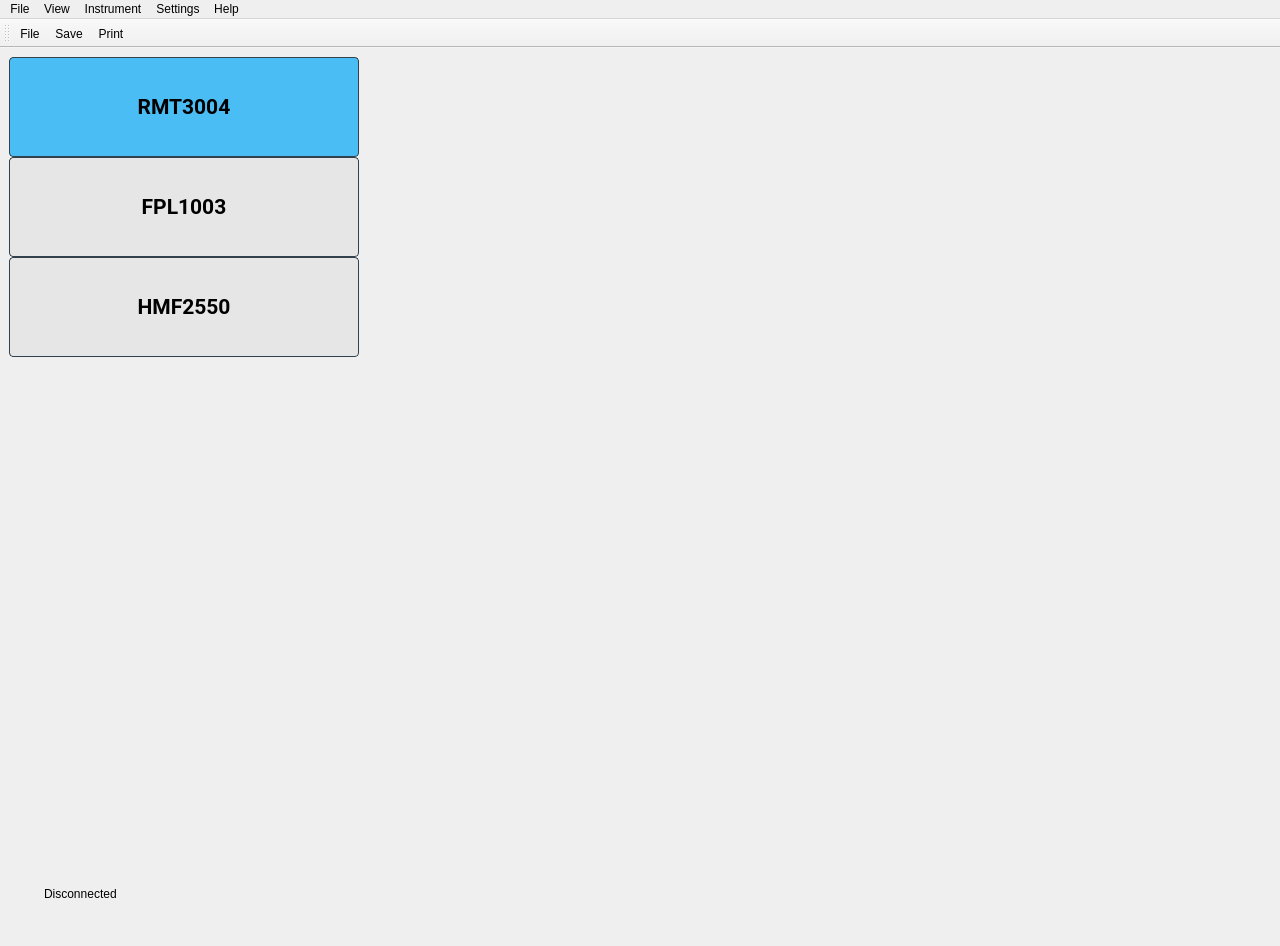
Qt form tas7061bb/widgets/wgMainWindow/wgMainWindow.ui (DoND8xforce/tas7061) before a commit.
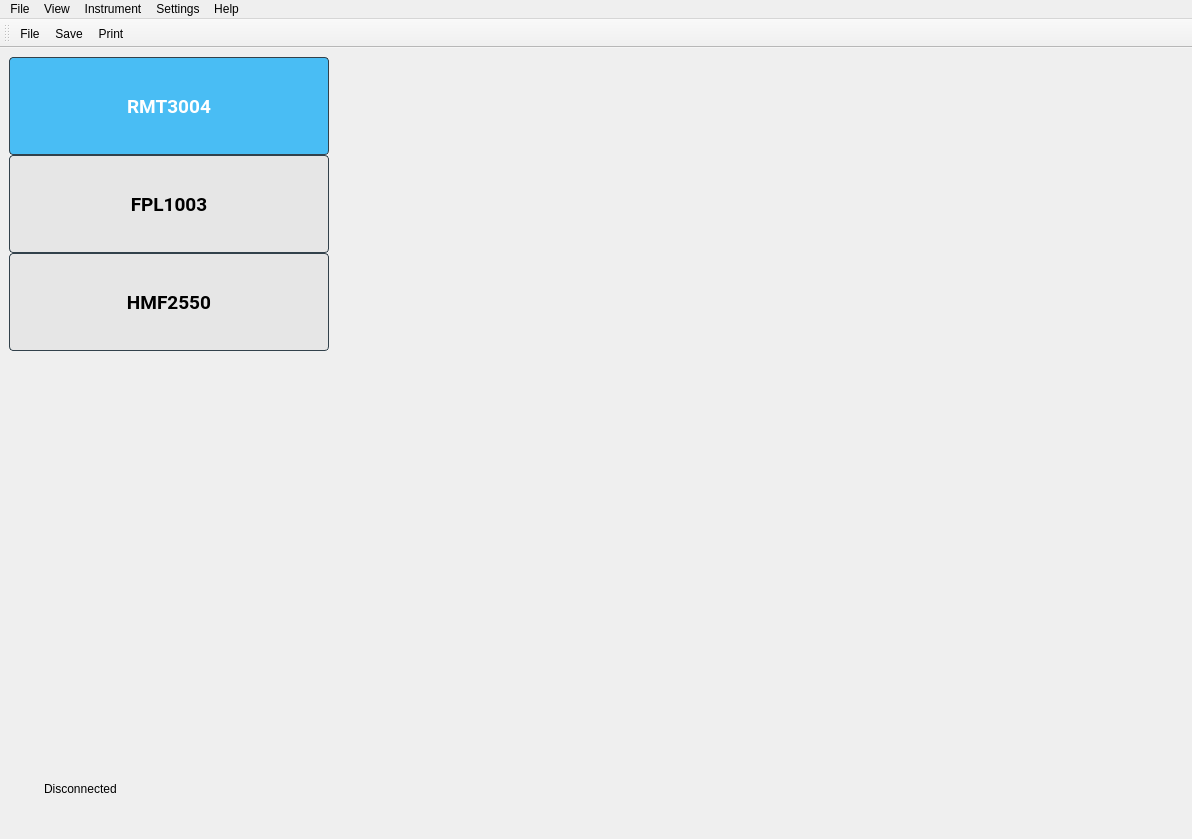
The same form after that commit. Icons and pictures are not drawn.

Commit message: Redesign layout

Diff of the .ui file:
```diff
--- a/tas7061bb/widgets/wgMainWindow/wgMainWindow.ui
+++ b/tas7061bb/widgets/wgMainWindow/wgMainWindow.ui
@@ -6,8 +6,8 @@
    <rect>
     <x>0</x>
     <y>0</y>
-    <width>1280</width>
-    <height>946</height>
+    <width>1192</width>
+    <height>839</height>
    </rect>
   </property>
   <property name="windowTitle">
@@ -40,129 +40,11 @@
   </property>
   <widget class="QWidget" name="centralwidget">
    <layout class="QGridLayout" name="gridLayout">
-    <item row="2" column="0">
-     <widget class="QWidget" name="wgStatConn" native="true">
-      <property name="minimumSize">
-       <size>
-        <width>350</width>
-        <height>50</height>
-       </size>
-      </property>
-      <property name="maximumSize">
-       <size>
-        <width>350</width>
-        <height>50</height>
-       </size>
-      </property>
-      <layout class="QGridLayout" name="gridLayout_2">
-       <item row="0" column="0">
-        <layout class="QHBoxLayout" name="horizontalLayout">
-         <item>
-          <widget class="QLabel" name="label">
-           <property name="minimumSize">
-            <size>
-             <width>20</width>
-             <height>20</height>
-            </size>
-           </property>
-           <property name="maximumSize">
-            <size>
-             <width>20</width>
-             <height>20</height>
-            </size>
-           </property>
-           <property name="styleSheet">
-            <string notr="true">border-color: rgb(255, 255, 255);</string>
-           </property>
-           <property name="text">
-            <string/>
-           </property>
-           <property name="pixmap">
-            <pixmap resource="../../res.qrc">:/icon/circleError.png</pixmap>
-           </property>
-           <property name="scaledContents">
-            <bool>true</bool>
-           </property>
-          </widget>
-         </item>
-         <item>
-          <widget class="QLabel" name="lblStatConn">
-           <property name="text">
-            <string>Disconnected</string>
-           </property>
-          </widget>
-         </item>
-        </layout>
-       </item>
-      </layout>
-     </widget>
-    </item>
-    <item row="0" column="1" rowspan="3">
-     <widget class="QWidget" name="wgContent" native="true">
-      <property name="minimumSize">
-       <size>
-        <width>900</width>
-        <height>0</height>
-       </size>
-      </property>
-     </widget>
-    </item>
-    <item row="1" column="0">
-     <widget class="QLabel" name="lblImage">
-      <property name="minimumSize">
-       <size>
-        <width>350</width>
-        <height>500</height>
-       </size>
-      </property>
-      <property name="maximumSize">
-       <size>
-        <width>350</width>
-        <height>500</height>
-       </size>
-      </property>
-      <property name="text">
-       <string/>
-      </property>
-      <property name="pixmap">
-       <pixmap resource="../../res.qrc">:/icon/xforce-f.webp</pixmap>
-      </property>
-      <property name="scaledContents">
-       <bool>true</bool>
-      </property>
-     </widget>
-    </item>
-    <item row="3" column="0">
-     <spacer name="verticalSpacer">
-      <property name="orientation">
-       <enum>Qt::Orientation::Vertical</enum>
-      </property>
-      <property name="sizeHint" stdset="0">
-       <size>
-        <width>20</width>
-        <height>4</height>
-       </size>
-      </property>
-     </spacer>
-    </item>
-    <item row="1" column="2">
-     <spacer name="horizontalSpacer">
-      <property name="orientation">
-       <enum>Qt::Orientation::Horizontal</enum>
-      </property>
-      <property name="sizeHint" stdset="0">
-       <size>
-        <width>69</width>
-        <height>20</height>
-       </size>
-      </property>
-     </spacer>
-    </item>
     <item row="0" column="0">
      <widget class="QWidget" name="widgetPanel" native="true">
       <property name="styleSheet">
        <string notr="true">QPushButton {
-    font: bold 16pt &quot;Roboto&quot;;
+    font: bold 14pt &quot;Roboto&quot;;
     background-color: #E6E6E6; 
     border: 1px solid #32414B;
 	color: #000000;
@@ -176,6 +58,7 @@
     background-color: #49BDF4; 
     border: 1px solid #32414B;
     border-radius: 4px;
+	color: #FFFFFF;
     padding: 3px;
     outline: none;
 }
@@ -212,19 +95,19 @@
          <property name="minimumSize">
           <size>
            <width>88</width>
-           <height>100</height>
+           <height>98</height>
           </size>
          </property>
          <property name="maximumSize">
           <size>
-           <width>350</width>
-           <height>100</height>
+           <width>320</width>
+           <height>98</height>
           </size>
          </property>
          <property name="font">
           <font>
            <family>Roboto</family>
-           <pointsize>16</pointsize>
+           <pointsize>14</pointsize>
            <italic>false</italic>
            <bold>true</bold>
           </font>
@@ -252,19 +135,19 @@
          <property name="minimumSize">
           <size>
            <width>88</width>
-           <height>100</height>
+           <height>98</height>
           </size>
          </property>
          <property name="maximumSize">
           <size>
-           <width>350</width>
-           <height>100</height>
+           <width>320</width>
+           <height>98</height>
           </size>
          </property>
          <property name="font">
           <font>
            <family>Roboto</family>
-           <pointsize>16</pointsize>
+           <pointsize>14</pointsize>
            <italic>false</italic>
            <bold>true</bold>
           </font>
@@ -289,19 +172,19 @@
          <property name="minimumSize">
           <size>
            <width>88</width>
-           <height>100</height>
+           <height>98</height>
           </size>
          </property>
          <property name="maximumSize">
           <size>
-           <width>350</width>
-           <height>100</height>
+           <width>320</width>
+           <height>98</height>
           </size>
          </property>
          <property name="font">
           <font>
            <family>Roboto</family>
-           <pointsize>16</pointsize>
+           <pointsize>14</pointsize>
            <italic>false</italic>
            <bold>true</bold>
           </font>
@@ -324,6 +207,124 @@
       </layout>
      </widget>
     </item>
+    <item row="0" column="1" rowspan="3">
+     <widget class="QWidget" name="wgContent" native="true">
+      <property name="minimumSize">
+       <size>
+        <width>750</width>
+        <height>0</height>
+       </size>
+      </property>
+     </widget>
+    </item>
+    <item row="0" column="2" rowspan="2">
+     <spacer name="horizontalSpacer">
+      <property name="orientation">
+       <enum>Qt::Orientation::Horizontal</enum>
+      </property>
+      <property name="sizeHint" stdset="0">
+       <size>
+        <width>131</width>
+        <height>528</height>
+       </size>
+      </property>
+     </spacer>
+    </item>
+    <item row="1" column="0">
+     <widget class="QLabel" name="lblImage">
+      <property name="minimumSize">
+       <size>
+        <width>320</width>
+        <height>401</height>
+       </size>
+      </property>
+      <property name="maximumSize">
+       <size>
+        <width>320</width>
+        <height>401</height>
+       </size>
+      </property>
+      <property name="text">
+       <string/>
+      </property>
+      <property name="pixmap">
+       <pixmap resource="../../res.qrc">:/icon/xforce-f.webp</pixmap>
+      </property>
+      <property name="scaledContents">
+       <bool>true</bool>
+      </property>
+     </widget>
+    </item>
+    <item row="2" column="0">
+     <widget class="QWidget" name="wgStatConn" native="true">
+      <property name="minimumSize">
+       <size>
+        <width>320</width>
+        <height>50</height>
+       </size>
+      </property>
+      <property name="maximumSize">
+       <size>
+        <width>320</width>
+        <height>50</height>
+       </size>
+      </property>
+      <layout class="QGridLayout" name="gridLayout_2">
+       <item row="0" column="0">
+        <layout class="QHBoxLayout" name="horizontalLayout">
+         <item>
+          <widget class="QLabel" name="label">
+           <property name="minimumSize">
+            <size>
+             <width>20</width>
+             <height>20</height>
+            </size>
+           </property>
+           <property name="maximumSize">
+            <size>
+             <width>20</width>
+             <height>20</height>
+            </size>
+           </property>
+           <property name="styleSheet">
+            <string notr="true">border-color: rgb(255, 255, 255);</string>
+           </property>
+           <property name="text">
+            <string/>
+           </property>
+           <property name="pixmap">
+            <pixmap resource="../../res.qrc">:/icon/circleError.png</pixmap>
+           </property>
+           <property name="scaledContents">
+            <bool>true</bool>
+           </property>
+          </widget>
+         </item>
+         <item>
+          <widget class="QLabel" name="lblStatConn">
+           <property name="text">
+            <string>Disconnected</string>
+           </property>
+          </widget>
+         </item>
+        </layout>
+       </item>
+      </layout>
+     </widget>
+    </item>
+    <item row="3" column="0" colspan="2">
+     <spacer name="verticalSpacer">
+      <property name="orientation">
+       <enum>Qt::Orientation::Vertical</enum>
+      </property>
+      <property name="sizeHint" stdset="0">
+       <size>
+        <width>1168</width>
+        <height>90</height>
+       </size>
+      </property>
+     </spacer>
+    </item>
    </layout>
   </widget>
   <widget class="QMenuBar" name="menubar">
@@ -331,7 +332,7 @@
     <rect>
      <x>0</x>
      <y>0</y>
-     <width>1280</width>
+     <width>1192</width>
      <height>23</height>
     </rect>
    </property>
```
The commit also changes 4 other files.
